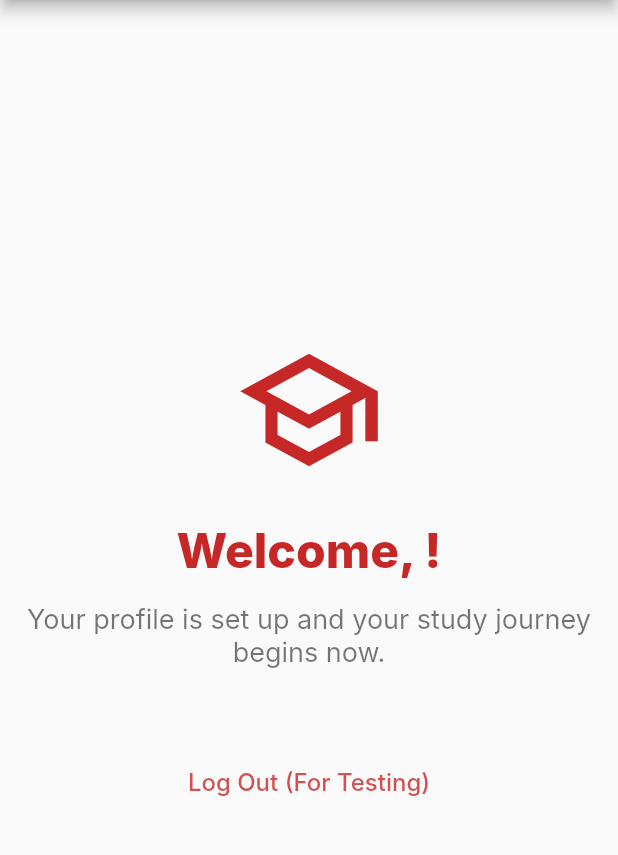
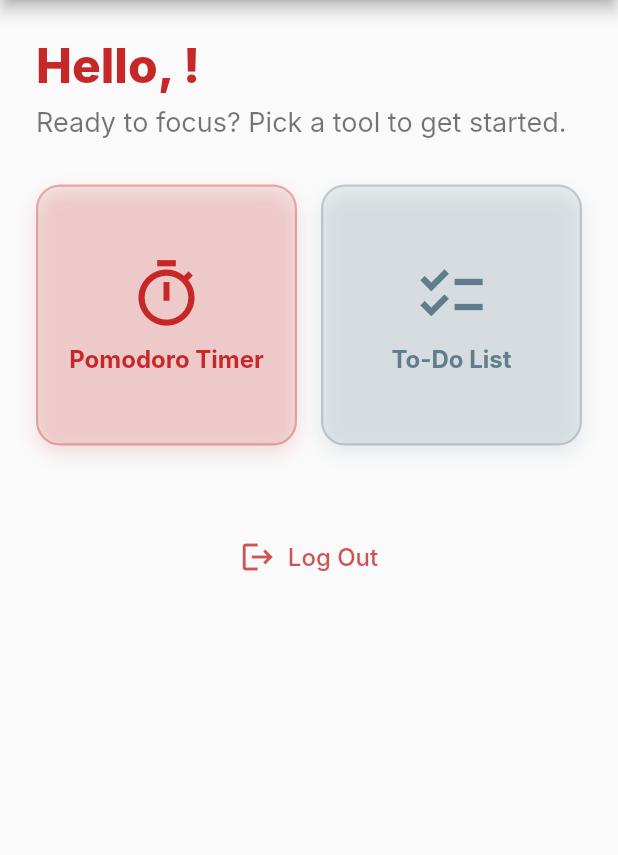
Before and after one commit to arishaahmad/study-mate-application, a Flutter app: the DashboardScreen screen opened directly, on a phone screen of 412 x 824 dp, the part 84-939 px from its top. Run offline on Flutter 3.47's test engine with Material 3 defaults, Android fonts, the phone set to English and light mode, and no system bars; our stand-ins replace supabase_flutter; accounts and stored records are empty; Roboto replaces fonts that are missing (Inter).

Commit message:
added pomodoro timer and enchanced the UI

```diff
--- a/lib/screens/dashboard_screen.dart
+++ b/lib/screens/dashboard_screen.dart
@@ -1,6 +1,7 @@
 import 'package:flutter/material.dart';
 import 'package:supabase_flutter/supabase_flutter.dart';
-import 'package:studymate/screens/signup_screen.dart'; // NEW: Import the SignUpScreen for Log Out
+import 'package:studymate/screens/signup_screen.dart';
+import 'package:studymate/screens/pomodoro_timer_screen.dart'; // NEW: Import the Pomodoro Screen
 
 // Get the Supabase client instance (initialized in main.dart)
 final supabase = Supabase.instance.client;
@@ -9,19 +10,61 @@ class DashboardScreen extends StatelessWidget {
   const DashboardScreen({super.key});
 
   // Function to get the current user's name.
-  // We'll use the metadata stored during sign-up for a quick display.
   String _getUserName() {
     final user = supabase.auth.currentUser;
-    // Check for the 'full_name' field in the user metadata (data passed during sign-up)
     final userName = user?.userMetadata?['full_name'] as String?;
+    return userName ?? 'StudyMate User';
+  }
 
-    // Return the name if found, or a generic placeholder if not.
-    return userName ?? 'StudyMate';
+  // Widget to define a reusable Feature Card for the grid
+  Widget _buildFeatureCard(
+      BuildContext context, {
+        required String title,
+        required IconData icon,
+        required Color color,
+        required VoidCallback onTap,
+      }) {
+    return InkWell(
+      onTap: onTap,
+      borderRadius: BorderRadius.circular(16),
+      child: Container(
+        padding: const EdgeInsets.all(16),
+        decoration: BoxDecoration(
+          color: color.withOpacity(0.1),
+          borderRadius: BorderRadius.circular(16),
+          border: Border.all(color: color.withOpacity(0.3), width: 1.5),
+          boxShadow: [
+            BoxShadow(
+              color: color.withOpacity(0.15),
+              blurRadius: 10,
+              offset: const Offset(0, 5),
+            ),
+          ],
+        ),
+        child: Column(
+          mainAxisAlignment: MainAxisAlignment.center,
+          children: [
+            Icon(icon, size: 50, color: color),
+            const SizedBox(height: 8),
+            Text(
+              title,
+              textAlign: TextAlign.center,
+              style: TextStyle(
+                fontSize: 16,
+                fontWeight: FontWeight.bold,
+                color: color,
+              ),
+            ),
+          ],
+        ),
+      ),
+    );
   }
 
   @override
   Widget build(BuildContext context) {
     final userName = _getUserName();
+    final primaryColor = Theme.of(context).primaryColor;
 
     return Scaffold(
       appBar: AppBar(
@@ -30,48 +73,77 @@ class DashboardScreen extends StatelessWidget {
           style: TextStyle(fontWeight: FontWeight.bold, fontSize: 22),
         ),
         centerTitle: true,
-        backgroundColor: Theme.of(context).primaryColor,
+        backgroundColor: primaryColor,
         foregroundColor: Colors.white,
         elevation: 4,
         automaticallyImplyLeading: false, // Prevents back button to sign-up after success
       ),
-      body: Center(
+      body: SingleChildScrollView(
+        padding: const EdgeInsets.all(24.0),
         child: Column(
-          mainAxisAlignment: MainAxisAlignment.center,
+          crossAxisAlignment: CrossAxisAlignment.start,
           children: <Widget>[
-            // Large welcome icon
-            Icon(
-              Icons.school_outlined,
-              color: Theme.of(context).primaryColor,
-              size: 100,
-            ),
-            const SizedBox(height: 24),
-
-            // Welcome message with user's name
+            // --- WELCOME SECTION ---
             Text(
-              'Welcome, $userName!',
+              'Hello, $userName!',
               style: TextStyle(
                 fontSize: 32,
                 fontWeight: FontWeight.w800,
-                color: Theme.of(context).primaryColor,
+                color: primaryColor,
               ),
-              textAlign: TextAlign.center,
             ),
-            const SizedBox(height: 16),
-
-            // Subtitle text
+            const SizedBox(height: 8),
             const Text(
-              'Your profile is set up and your study journey begins now.',
+              'Ready to focus? Pick a tool to get started.',
               style: TextStyle(
                 fontSize: 18,
                 color: Colors.black54,
               ),
-              textAlign: TextAlign.center,
             ),
+            const SizedBox(height: 30),
+
+            // --- FEATURES GRID ---
+            GridView.count(
+              crossAxisCount: 2,
+              crossAxisSpacing: 16,
+              mainAxisSpacing: 16,
+              shrinkWrap: true,
+              physics: const NeverScrollableScrollPhysics(), // Important for SingleChildScrollView
+              children: [
+                // NEW: Pomodoro Timer Card
+                _buildFeatureCard(
+                  context,
+                  title: 'Pomodoro Timer',
+                  icon: Icons.timer_outlined,
+                  color: primaryColor,
+                  onTap: () {
+                    Navigator.of(context).push(
+                      MaterialPageRoute(builder: (context) => const PomodoroTimerScreen()),
+                    );
+                  },
+                ),
+
+                // Placeholder for future features (e.g., To-Do List)
+                _buildFeatureCard(
+                  context,
+                  title: 'To-Do List',
+                  icon: Icons.checklist,
+                  color: Colors.blueGrey,
+                  onTap: () {
+                    // Placeholder navigation for future screen
+                    ScaffoldMessenger.of(context).showSnackBar(
+                      const SnackBar(content: Text('To-Do List feature coming soon!')),
+                    );
+                  },
+                ),
+              ],
+            ),
+
             const SizedBox(height: 50),
 
-            // Optional: Logout button for quick testing
-            TextButton(
+            // --- LOGOUT BUTTON ---
+            Center(
+              child: TextButton.icon(
                 onPressed: () async {
                   await supabase.auth.signOut();
                   // Navigate back to the sign-up screen
@@ -80,9 +152,11 @@ class DashboardScreen extends StatelessWidget {
                         (Route<dynamic> route) => false,
                   );
                 },
-              child: Text(
-                'Log Out (For Testing)',
-                style: TextStyle(color: Theme.of(context).primaryColor.withOpacity(0.8), fontSize: 16),
+                icon: Icon(Icons.logout, color: primaryColor.withOpacity(0.8)),
+                label: Text(
+                  'Log Out',
+                  style: TextStyle(color: primaryColor.withOpacity(0.8), fontSize: 16),
+                ),
               ),
             )
           ],
```
Also changed, not shown: lib/screens/pomodoro_timer_screen.dart (added, +352 -0 lines). Lines whose indentation alone changed are shown as unchanged.
